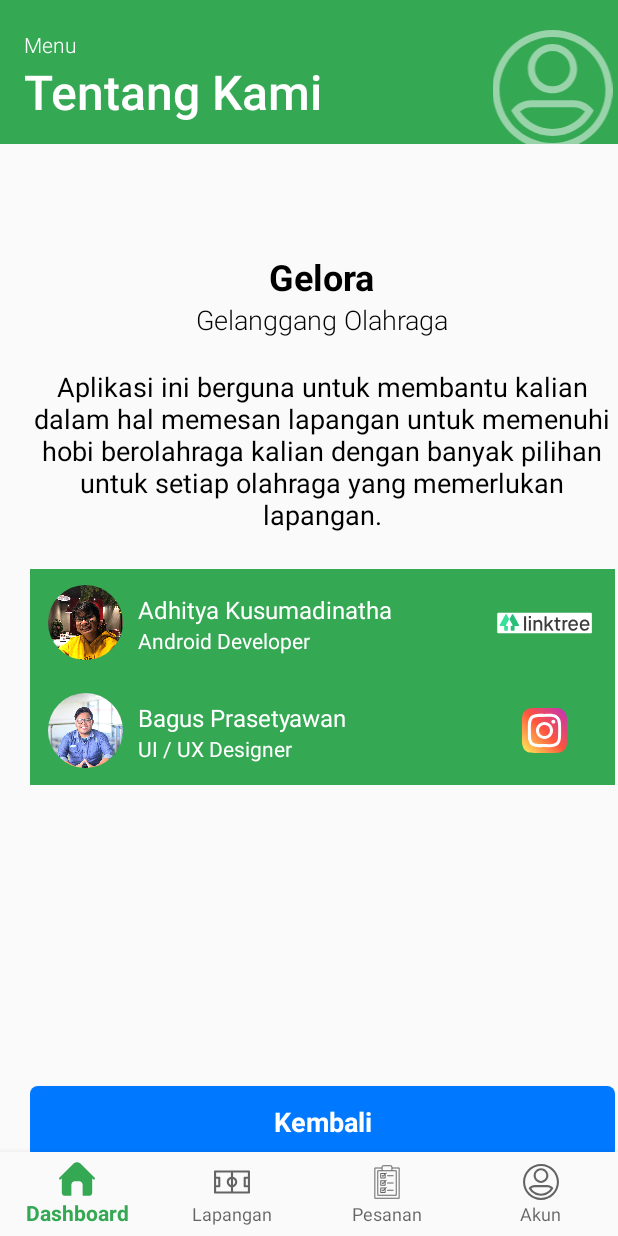
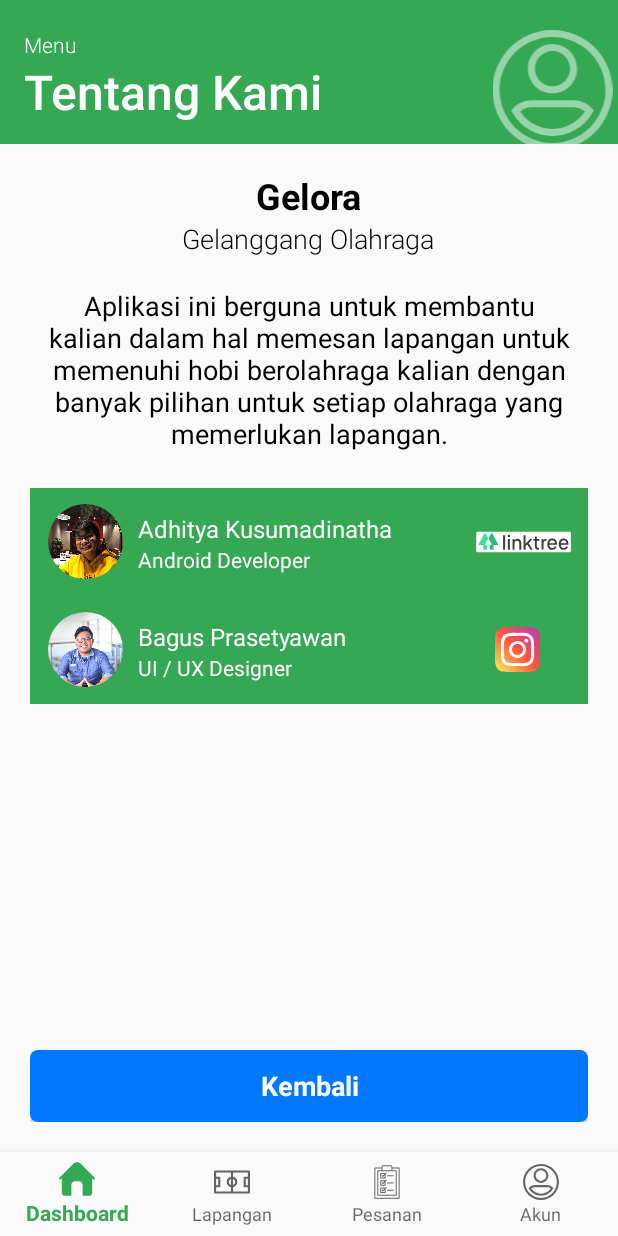
Before and after one commit to adhityapaf/Gelora-Mitra, an Android app: the fragment TentangKami placed in its activity, on a phone screen of 412 x 824 dp. Run offline under Robolectric (Android 15) with nearby library versions, the light colour scheme and no system bars; our stand-ins replace CircleImageView, Firebase (no records; nobody signed in at launch, a user with empty details on screens opened directly); 1 statement that could not run was skipped.

Commit message:
Fix : right margin

```diff
--- a/app/src/main/res/layout/fragment_tentang_kami.xml
+++ b/app/src/main/res/layout/fragment_tentang_kami.xml
@@ -55,9 +55,9 @@
         android:layout_alignParentEnd="true"
         android:layout_alignParentBottom="true"
         android:layout_marginStart="20dp"
-        android:layout_marginTop="72dp"
-        android:layout_marginEnd="2dp"
-        android:layout_marginBottom="-4dp">
+        android:layout_marginTop="18dp"
+        android:layout_marginEnd="20dp"
+        android:layout_marginBottom="20dp">
 
         <TextView
             android:id="@+id/gelora_title_label"
@@ -141,7 +141,7 @@
                 android:layout_height="70dp"
                 android:layout_alignParentEnd="true"
                 android:layout_centerVertical="true"
-                android:layout_marginEnd="12dp"
+                android:layout_marginEnd="8dp"
                 android:src="@drawable/ic_linktree_rounded" />
         </RelativeLayout>
 
```
